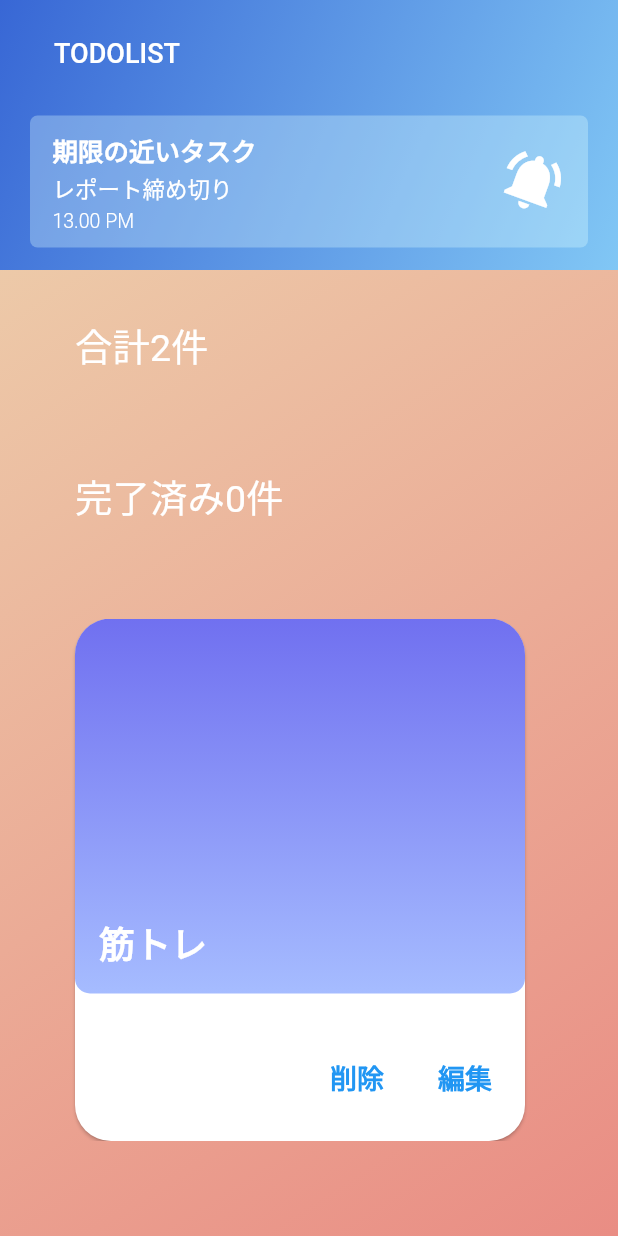
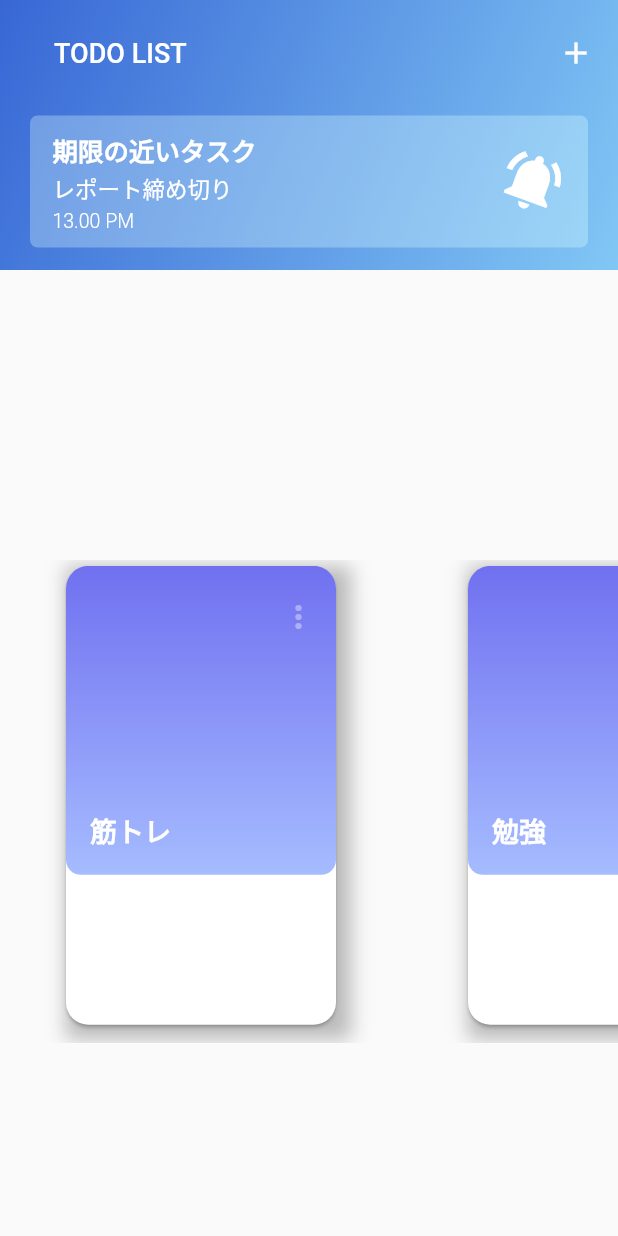
Before and after one commit to TTTTk84/Simple-TodoApp, a Flutter app: the screen it shows after launch, on a phone screen of 412 x 824 dp. Run offline on Flutter 3.47's test engine with Material 2 defaults, Android fonts, the phone set to English and light mode, and no system bars; our stand-ins replace gradient_app_bar.

Commit message:
[Fix] sidescroll

```diff
--- a/lib/util.dart
+++ b/lib/util.dart
@@ -4,4 +4,13 @@ class CustomColors {
   static const Color HeaderBlueLight = Color.fromRGBO(129, 199, 245, 1);
   static const Color HeaderBlueDark = Color.fromRGBO(56, 103, 213, 1);
   static const Color HeaderGreyLight = Color.fromRGBO(225, 255, 255, 0.31);
+
+  static const Color TextHeader = Color.fromRGBO(85, 78, 143, 1);
+  static const Color TextHeaderGrey = Color.fromRGBO(104, 104, 104, 1);
+  static const Color TextSubHeaderGrey = Color.fromRGBO(161, 161, 161, 1);
+  static const Color TextSubHeader = Color.fromRGBO(139, 135, 179, 1);
+  static const Color TextBody = Color.fromRGBO(130, 160, 183, 1);
+  static const Color TextGrey = Color.fromRGBO(198, 198, 200, 1);
+  static const Color TextWhite = Color.fromRGBO(243, 243, 243, 1);
+  static const Color HeaderCircle = Color.fromRGBO(255, 255, 255, 0.17);
 }
--- a/lib/viewmodel/todo_provider.dart
+++ b/lib/viewmodel/todo_provider.dart
@@ -3,6 +3,7 @@ import 'package:todo_app/models/todo.dart';
 import 'package:flutter/cupertino.dart';
 
 enum AddDialogStatus { add_todo, add_task }
+enum TodoCardSettings { edit, delete }
 
 class TodoProvider with ChangeNotifier {
   List<Todo> _toDoList = [
--- a/lib/widgets/appBar.dart
+++ b/lib/widgets/appBar.dart
@@ -19,9 +19,17 @@ Widget TodoAppBar(BuildContext context) {
             SizedBox(
               height: 15,
             ),
-            Text(
-              'TODOLIST',
-              style: TextStyle(fontSize: 18, fontWeight: FontWeight.w500),
+            Row(
+              mainAxisAlignment: MainAxisAlignment.spaceBetween,
+              children: <Widget>[
+                Text(
+                  'TODO LIST',
+                  style: TextStyle(fontSize: 18, fontWeight: FontWeight.w500),
+                ),
+                Icon(
+                  Icons.add,
+                ),
+              ],
             ),
           ],
         ),
--- a/lib/widgets/home.dart
+++ b/lib/widgets/home.dart
@@ -1,6 +1,7 @@
 import 'package:flutter/material.dart';
 import 'package:provider/provider.dart';
 import 'package:todo_app/models/todo.dart';
+import 'package:todo_app/util.dart';
 import 'package:todo_app/viewmodel/todo_provider.dart';
 import 'package:todo_app/widgets/add_newTodo.dart';
 import 'package:todo_app/widgets/appBar.dart';
@@ -18,57 +19,15 @@ class _HomePageState extends State<HomePage> with TickerProviderStateMixin {
     return Container(
       child: Scaffold(
         appBar: TodoAppBar(context),
-        body: Stack(
-          children: [
-            Container(
-              decoration: BoxDecoration(
-                gradient: LinearGradient(
-                  begin: FractionalOffset.topLeft,
-                  end: FractionalOffset.bottomRight,
-                  colors: [
-                    const Color(0xffe4a972).withOpacity(0.6),
-                    const Color(0xFFDE4435).withOpacity(0.6),
-                  ],
-                  stops: const [
-                    0.0,
-                    1.0,
-                  ],
-                ),
-              ),
+        body: Column(
+          crossAxisAlignment: CrossAxisAlignment.start,
+          children: <Widget>[
+            Spacer(flex: 3),
+            Expanded(
+              flex: 5,
+              child: TodoBuilder(todo_provider.itemsList),
             ),
-            Column(
-              crossAxisAlignment: CrossAxisAlignment.start,
-              children: <Widget>[
-                Spacer(),
-                Padding(
-                  padding: EdgeInsets.only(left: 50.0),
-                  child: Text(
-                    '合計${todo_provider.itemsList.length}件',
-                    style: TextStyle(
-                      fontSize: 25.0,
-                      color: Colors.white,
-                    ),
-                  ),
-                ),
-                Spacer(flex: 2),
-                Padding(
-                  padding: EdgeInsets.only(left: 50.0),
-                  child: Text(
-                    '完了済み${todo_provider.clearTodo()}件',
-                    style: TextStyle(
-                      fontSize: 25.0,
-                      color: Colors.white,
-                    ),
-                  ),
-                ),
-                Spacer(flex: 2),
-                Flexible(
-                  flex: 11,
-                  child: TodoBuilder(todo_provider.itemsList),
-                ),
-                Spacer(flex: 2),
-              ],
-            ),
+            Spacer(flex: 2),
           ],
         ),
       ),
--- a/lib/widgets/todo_builder.dart
+++ b/lib/widgets/todo_builder.dart
@@ -34,19 +34,30 @@ class _TodoBuilderState extends State<TodoBuilder>
             },
             child: Stack(
               children: [
-                Card(
+                Container(
+                  decoration: BoxDecoration(
+                    boxShadow: [
+                      BoxShadow(
+                        color: Colors.black26,
+                        spreadRadius: 1,
+                        blurRadius: 10.0,
+                        offset: Offset(5, 5),
+                      ),
+                    ],
+                  ),
+                  margin: EdgeInsets.fromLTRB(40, 0, 40, 8),
+                  child: Card(
                     clipBehavior: Clip.antiAlias,
                     shape: RoundedRectangleBorder(
-                    borderRadius: BorderRadius.circular(24),
+                      borderRadius: BorderRadius.circular(15),
                     ),
-                  margin: EdgeInsets.fromLTRB(50, 0, 50, 0),
                     child: Column(
                       children: <Widget>[
                         Stack(
                           children: [
                             Container(
-                            width: 300,
-                            height: 250,
+                              width: 180,
+                              height: MediaQuery.of(context).size.height / 4,
                               decoration: BoxDecoration(
                                 borderRadius: BorderRadius.circular(10),
                                 gradient: LinearGradient(
@@ -64,14 +75,46 @@ class _TodoBuilderState extends State<TodoBuilder>
                               ),
                             ),
                             Positioned(
+                              top: 10,
+                              right: 1,
+                              child: PopupMenuButton(
+                                icon: Icon(
+                                  Icons.more_vert,
+                                  color: Colors.white38,
+                                ),
+                                itemBuilder: (context) =>
+                                    <PopupMenuEntry<TodoCardSettings>>[
+                                  PopupMenuItem(
+                                    child: Text("編集"),
+                                    value: TodoCardSettings.edit,
+                                  ),
+                                  PopupMenuItem(
+                                    child: Text("削除"),
+                                    value: TodoCardSettings.delete,
+                                  ),
+                                ],
+                                onSelected: (setting) {
+                                  switch (setting) {
+                                    case TodoCardSettings.edit:
+                                      print("edit");
+                                      break;
+                                    case TodoCardSettings.delete:
+                                      print("delete clicked");
+                                      todo_provider.deleteTodo(_todo);
+                                      break;
+                                  }
+                                },
+                              ),
+                            ),
+                            Positioned(
                               bottom: 16,
                               left: 16,
                               child: Text(
                                 _todo.description,
                                 style: TextStyle(
-                                fontWeight: FontWeight.bold,
+                                  fontWeight: FontWeight.w600,
                                   color: Colors.white,
-                                fontSize: 24,
+                                  fontSize: 18,
                                 ),
                               ),
                             ),
@@ -80,38 +123,6 @@ class _TodoBuilderState extends State<TodoBuilder>
                       ],
                     ),
                   ),
-                Positioned(
-                  bottom: 10,
-                  right: 50,
-                  child: ButtonBar(
-                    alignment: MainAxisAlignment.spaceBetween,
-                    children: [
-                      TextButton(
-                        onPressed: () {
-                          todo_provider.deleteTodo(_todo);
-                        },
-                        child: Text(
-                          '削除',
-                          style: TextStyle(
-                            fontSize: 18,
-                            fontWeight: FontWeight.bold,
-                          ),
-                        ),
-                      ),
-                      TextButton(
-                        onPressed: () {
-                          todo_provider.editTodo(_todo, "test");
-                        },
-                        child: Text(
-                          '編集',
-                          style: TextStyle(
-                            fontSize: 18,
-                            fontWeight: FontWeight.bold,
-                          ),
-                        ),
-                      ),
-                    ],
-                  ),
                 ),
               ],
             ),
```
Lines whose indentation alone changed are shown as unchanged.
